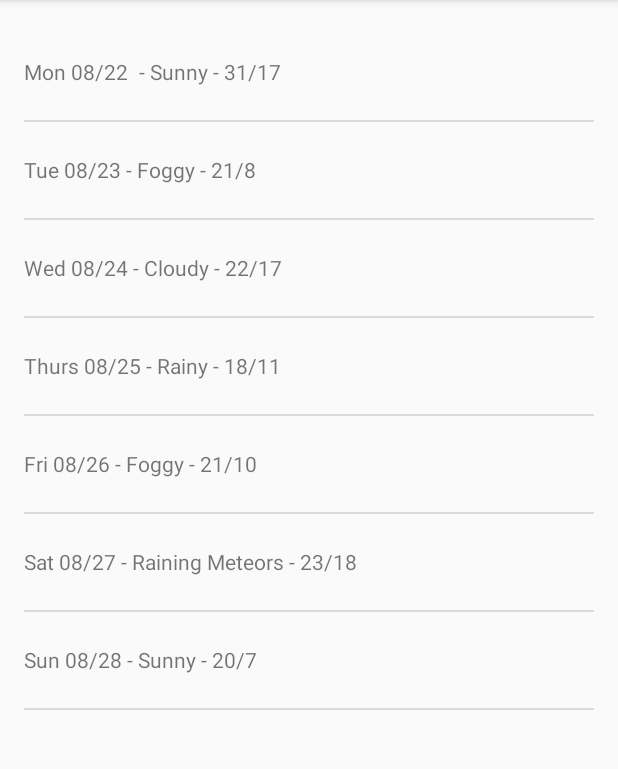
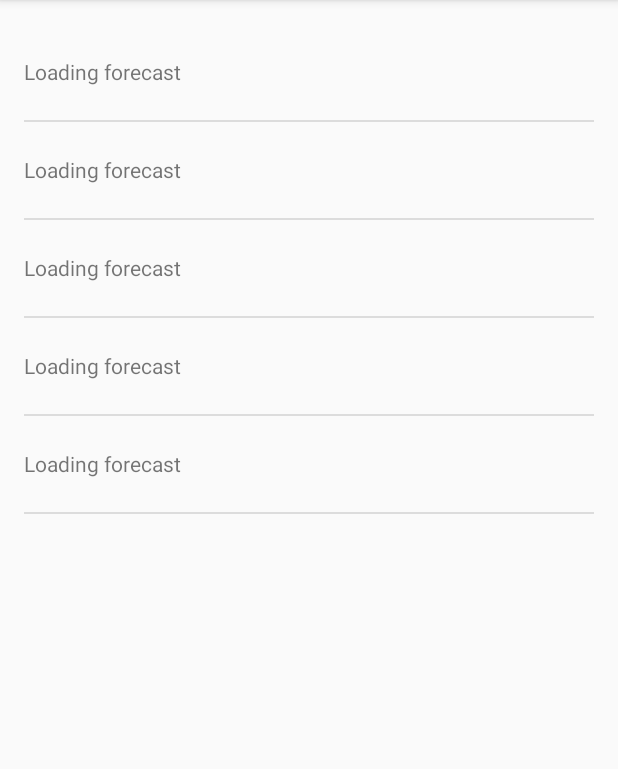
Before and after one commit to NorbertasL/Sunny_Rain, an Android app: the screen it shows after launch (MainActivity), on a phone screen of 412 x 824 dp, the part 84-853 px from its top. Run offline under Robolectric (Android 15) with nearby library versions, the phone set to English and light mode, and no system bars.

```diff
--- a/app/src/main/java/com/redsparkdev/sunnyrain/MainForecastFragment.java
+++ b/app/src/main/java/com/redsparkdev/sunnyrain/MainForecastFragment.java
@@ -18,6 +18,16 @@ import java.util.List;
  * Created by Red_Spark on 24/08/2016.
  */
 public class MainForecastFragment extends Fragment {
+    private final String LOG_TAG = MainForecastFragment.class.getSimpleName();
+    private ArrayAdapter<String> mForecastAdapter;
+
+    private String [] forecastArray = {//Just an initial array
+            "Loading forecast",
+            "Loading forecast",
+            "Loading forecast",
+            "Loading forecast",
+            "Loading forecast",
+    };
     public MainForecastFragment(){}
 
 
@@ -34,8 +44,8 @@ public class MainForecastFragment extends Fragment {
         int id = item.getItemId();
 
         if(id == R.id.acion_refresh) {
-            FetchWeather fetchWeatherTask = new FetchWeather();
-            fetchWeatherTask.execute("210077");
+            FetchWeatherTask fetchWeatherTask = new FetchWeatherTask();
+            fetchWeatherTask.updateWeatherData("210077", this);//refreshes weather data(this is only for testing)
         }
 
         return super.onOptionsItemSelected(item);
@@ -46,23 +56,10 @@ public class MainForecastFragment extends Fragment {
                              Bundle savedInstanceState) {
 
 
-
-        //Fake Data for testing
-        String [] forecastArray = {
-                    "Mon 08/22 - Sunny - 31/17",
-                    "Tue 08/23 - Foggy - 21/8",
-                    "Wed 08/24 - Cloudy - 22/17",
-                    "Thurs 08/25 - Rainy - 18/11",
-                    "Fri 08/26 - Foggy - 21/10",
-                    "Sat 08/27 - Raining Meteors - 23/18",
-                    "Sun 08/28 - Sunny - 20/7",
-
-            };
-
         List<String> weekForecast = new ArrayList<>(Arrays.asList(forecastArray));
 
 
-        ArrayAdapter<String> mForecastAdapter = new ArrayAdapter<String>(
+         mForecastAdapter = new ArrayAdapter<>(
                 getActivity(),
                 R.layout.list_item_forecast,
                 R.id.list_item_forecast_text_view,
@@ -74,5 +71,10 @@ public class MainForecastFragment extends Fragment {
 
         return rootView;
     }
+    //method to update the mForecastAdapter
+    public void updateForecastAdapter(String [] s){
+        mForecastAdapter.clear();
+        mForecastAdapter.addAll(s);
+    }
 
 }
```
Also changed, not shown: app/src/main/java/com/redsparkdev/sunnyrain/FetchWeatherTask.java (renamed from app/src/main/java/com/redsparkdev/sunnyrain/FetchWeather.java, +17 -5 lines).
